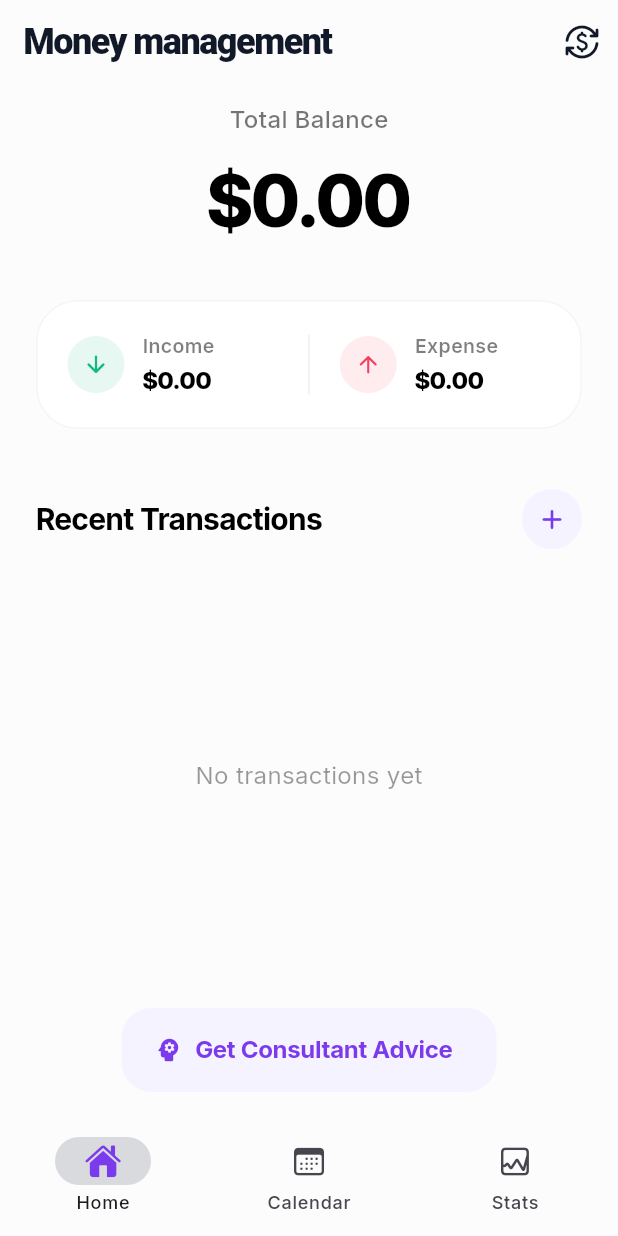
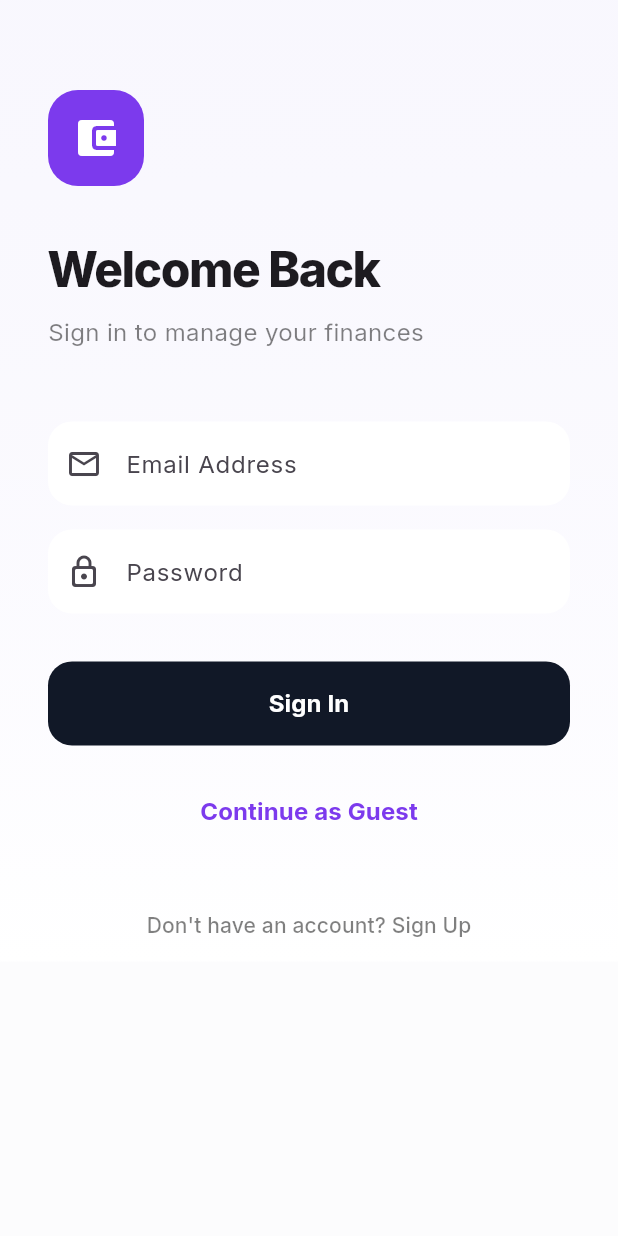
Before and after one commit to ermiyashenok/apps, a Flutter app: the screen it shows after launch, on a phone screen of 412 x 824 dp. Run offline on Flutter 3.47's test engine with Material 3 defaults, Android fonts, the phone set to English and light mode, and no system bars; our stand-ins replace fl_chart, geocoding, geolocator, google_fonts, shared_preferences, table_calendar.

Commit message:
adding accounts and shit

```diff
--- a/account_manager/lib/main.dart
+++ b/account_manager/lib/main.dart
@@ -3,14 +3,17 @@ import 'package:provider/provider.dart';
 import 'package:google_fonts/google_fonts.dart';
 import 'providers/transaction_provider.dart';
 import 'providers/chat_provider.dart';
-import 'screens/main_dashboard.dart';
+import 'providers/auth_provider.dart';
+import 'screens/auth_wrapper.dart';
 
 void main() {
+  WidgetsFlutterBinding.ensureInitialized();
   runApp(
     MultiProvider(
       providers: [
         ChangeNotifierProvider(create: (_) => TransactionProvider()),
         ChangeNotifierProvider(create: (_) => ChatProvider()),
+        ChangeNotifierProvider(create: (_) => AuthProvider()),
       ],
       child: const AccountManagerApp(),
     ),
@@ -27,14 +30,14 @@ class AccountManagerApp extends StatelessWidget {
       theme: ThemeData(
         useMaterial3: true,
         colorScheme: ColorScheme.fromSeed(
-          seedColor: const Color(0xFF7C3AED), // Subtle Purple seed
-          primary: const Color(0xFF111827), // Keep primary dark for premium feel
-          secondary: const Color(0xFF7C3AED), // Main purple accent
-          secondaryContainer: const Color(0xFFF5F3FF), // Very subtle purple for button backgrounds
-          onSecondaryContainer: const Color(0xFF7C3AED), // Purple text/icons on subtle background
+          seedColor: const Color(0xFF7C3AED),
+          primary: const Color(0xFF111827),
+          secondary: const Color(0xFF7C3AED),
+          secondaryContainer: const Color(0xFFF5F3FF),
+          onSecondaryContainer: const Color(0xFF7C3AED),
           surface: Colors.white,
         ),
-        scaffoldBackgroundColor: const Color(0xFFFCFCFD), // Ultra crisp almost-white
+        scaffoldBackgroundColor: const Color(0xFFFCFCFD),
         textTheme: GoogleFonts.interTextTheme(Theme.of(context).textTheme),
         appBarTheme: const AppBarTheme(
           backgroundColor: Colors.transparent,
@@ -56,7 +59,7 @@ class AccountManagerApp extends StatelessWidget {
           ),
         ),
       ),
-      home: const MainDashboard(),
+      home: const AuthWrapper(),
       debugShowCheckedModeBanner: false,
     );
   }
--- /dev/null
+++ b/account_manager/lib/providers/auth_provider.dart
@@ -0,0 +1,100 @@
+import 'dart:convert';
+import 'package:flutter/material.dart';
+import 'package:shared_preferences/shared_preferences.dart';
+
+class AuthProvider with ChangeNotifier {
+  String? _currentUserEmail;
+  String? _displayName;
+  bool _isGuest = false;
+  bool _notificationsEnabled = true;
+
+  String? get userEmail => _currentUserEmail;
+  String? get displayName => _displayName ?? (_currentUserEmail?.split('@')[0] ?? 'User');
+  bool get isGuest => _isGuest;
+  bool get notificationsEnabled => _notificationsEnabled;
+  bool get isAuthenticated => _currentUserEmail != null || _isGuest;
+
+  AuthProvider() {
+    _loadSession();
+  }
+
+  Future<void> _loadSession() async {
+    final prefs = await SharedPreferences.getInstance();
+    _currentUserEmail = prefs.getString('current_user');
+    _displayName = prefs.getString('display_name');
+    _isGuest = prefs.getBool('is_guest') ?? false;
+    _notificationsEnabled = prefs.getBool('notifications_enabled') ?? true;
+    notifyListeners();
+  }
+
+  Future<void> updateDisplayName(String name) async {
+    final prefs = await SharedPreferences.getInstance();
+    _displayName = name;
+    await prefs.setString('display_name', name);
+    notifyListeners();
+  }
+
+  Future<void> toggleNotifications(bool value) async {
+    final prefs = await SharedPreferences.getInstance();
+    _notificationsEnabled = value;
+    await prefs.setBool('notifications_enabled', value);
+    notifyListeners();
+  }
+
+  Future<String?> login(String email, String password) async {
+    final prefs = await SharedPreferences.getInstance();
+    final usersJson = prefs.getString('local_users') ?? '{}';
+    final Map<String, dynamic> users = json.decode(usersJson);
+
+    if (users.containsKey(email)) {
+      if (users[email] == password) {
+        _currentUserEmail = email;
+        _isGuest = false;
+        await prefs.setString('current_user', email);
+        await prefs.setBool('is_guest', false);
+        notifyListeners();
+        return null;
+      }
+      return 'Incorrect password';
+    }
+    return 'Account not found. Please Sign Up first.';
+  }
+
+  Future<String?> register(String email, String password) async {
+    final prefs = await SharedPreferences.getInstance();
+    final usersJson = prefs.getString('local_users') ?? '{}';
+    final Map<String, dynamic> users = json.decode(usersJson);
+
+    if (users.containsKey(email)) return 'An account already exists';
+
+    users[email] = password;
+    await prefs.setString('local_users', json.encode(users));
+
+    _currentUserEmail = email;
+    _isGuest = false;
+    await prefs.setString('current_user', email);
+    await prefs.setBool('is_guest', false);
+    notifyListeners();
+    return null;
+  }
+
+  void continueAsGuest() async {
+    final prefs = await SharedPreferences.getInstance();
+    _isGuest = true;
+    _currentUserEmail = null;
+    await prefs.remove('current_user');
+    await prefs.setBool('is_guest', true);
+    notifyListeners();
+  }
+
+  Future<void> logout() async {
+    final prefs = await SharedPreferences.getInstance();
+    await prefs.remove('current_user');
+    await prefs.remove('is_guest');
+    await prefs.remove('display_name');
+    _currentUserEmail = null;
+    _displayName = null;
+    _isGuest = false;
+    notifyListeners();
+  }
+}
--- /dev/null
+++ b/account_manager/lib/screens/auth_wrapper.dart
@@ -0,0 +1,20 @@
+import 'package:flutter/material.dart';
+import 'package:provider/provider.dart';
+import '../providers/auth_provider.dart';
+import 'login_screen.dart';
+import 'main_dashboard.dart';
+
+class AuthWrapper extends StatelessWidget {
+  const AuthWrapper({super.key});
+
+  @override
+  Widget build(BuildContext context) {
+    final authProvider = Provider.of<AuthProvider>(context);
+
+    if (authProvider.isAuthenticated) {
+      return const MainDashboard();
+    } else {
+      return const LoginScreen();
+    }
+  }
+}
--- /dev/null
+++ b/account_manager/lib/screens/login_screen.dart
@@ -0,0 +1,194 @@
+import 'package:flutter/material.dart';
+import 'package:provider/provider.dart';
+import '../providers/auth_provider.dart';
+
+class LoginScreen extends StatefulWidget {
+  const LoginScreen({super.key});
+
+  @override
+  State<LoginScreen> createState() => _LoginScreenState();
+}
+
+class _LoginScreenState extends State<LoginScreen> {
+  final _emailController = TextEditingController();
+  final _passwordController = TextEditingController();
+  bool _isLogin = true;
+  bool _isLoading = false;
+
+  void _submit() async {
+    final email = _emailController.text.trim();
+    final password = _passwordController.text.trim();
+
+    if (email.isEmpty || password.isEmpty) {
+      ScaffoldMessenger.of(context).showSnackBar(
+        const SnackBar(content: Text('Please fill in all fields')),
+      );
+      return;
+    }
+
+    setState(() => _isLoading = true);
+    final auth = Provider.of<AuthProvider>(context, listen: false);
+
+    String? error;
+    if (_isLogin) {
+      error = await auth.login(email, password);
+    } else {
+      error = await auth.register(email, password);
+    }
+
+    if (mounted) {
+      setState(() => _isLoading = false);
+      if (error != null) {
+        ScaffoldMessenger.of(context).showSnackBar(
+          SnackBar(content: Text(error), backgroundColor: Colors.redAccent),
+        );
+      }
+    }
+  }
+
+  @override
+  Widget build(BuildContext context) {
+    final theme = Theme.of(context);
+
+    return Scaffold(
+      body: Container(
+        width: double.infinity,
+        decoration: BoxDecoration(
+          gradient: LinearGradient(
+            begin: Alignment.topCenter,
+            end: Alignment.bottomCenter,
+            colors: [
+              theme.colorScheme.secondaryContainer.withOpacity(0.5),
+              Colors.white,
+            ],
+          ),
+        ),
+        child: SafeArea(
+          child: SingleChildScrollView(
+            padding: const EdgeInsets.symmetric(horizontal: 32.0),
+            child: Column(
+              crossAxisAlignment: CrossAxisAlignment.start,
+              children: [
+                const SizedBox(height: 60),
+                // Logo or Icon
+                Container(
+                  width: 64,
+                  height: 64,
+                  decoration: BoxDecoration(
+                    color: theme.colorScheme.secondary,
+                    borderRadius: BorderRadius.circular(20),
+                  ),
+                  child: const Icon(Icons.account_balance_wallet_rounded, color: Colors.white, size: 32),
+                ),
+                const SizedBox(height: 32),
+                Text(
+                  _isLogin ? 'Welcome Back' : 'Create Account',
+                  style: const TextStyle(
+                    fontSize: 32,
+                    fontWeight: FontWeight.w800,
+                    letterSpacing: -1.0,
+                  ),
+                ),
+                const SizedBox(height: 8),
+                Text(
+                  _isLogin
+                      ? 'Sign in to manage your finances'
+                      : 'Start your financial journey today',
+                  style: TextStyle(
+                    fontSize: 16,
+                    color: Colors.black.withOpacity(0.5),
+                  ),
+                ),
+                const SizedBox(height: 48),
+
+                // Fields
+                TextField(
+                  controller: _emailController,
+                  decoration: InputDecoration(
+                    labelText: 'Email Address',
+                    filled: true,
+                    fillColor: Colors.white,
+                    border: OutlineInputBorder(
+                      borderRadius: BorderRadius.circular(16),
+                      borderSide: BorderSide.none,
+                    ),
+                    prefixIcon: const Icon(Icons.email_outlined),
+                  ),
+                ),
+                const SizedBox(height: 16),
+                TextField(
+                  controller: _passwordController,
+                  obscureText: true,
+                  decoration: InputDecoration(
+                    labelText: 'Password',
+                    filled: true,
+                    fillColor: Colors.white,
+                    border: OutlineInputBorder(
+                      borderRadius: BorderRadius.circular(16),
+                      borderSide: BorderSide.none,
+                    ),
+                    prefixIcon: const Icon(Icons.lock_outline_rounded),
+                  ),
+                ),
+                const SizedBox(height: 32),
+
+                // Submit Button
+                SizedBox(
+                  width: double.infinity,
+                  height: 56,
+                  child: ElevatedButton(
+                    onPressed: _isLoading ? null : _submit,
+                    style: ElevatedButton.styleFrom(
+                      backgroundColor: theme.colorScheme.primary,
+                      foregroundColor: Colors.white,
+                      shape: RoundedRectangleBorder(
+                        borderRadius: BorderRadius.circular(16),
+                      ),
+                      elevation: 0,
+                    ),
+                    child: _isLoading
+                        ? const CircularProgressIndicator(color: Colors.white)
+                        : Text(_isLogin ? 'Sign In' : 'Sign Up', style: const TextStyle(fontSize: 16, fontWeight: FontWeight.bold)),
+                  ),
+                ),
+                const SizedBox(height: 16),
+
+                // Guest Button
+                SizedBox(
+                  width: double.infinity,
+                  height: 56,
+                  child: TextButton(
+                    onPressed: () {
+                      Provider.of<AuthProvider>(context, listen: false).continueAsGuest();
+                    },
+                    child: Text(
+                      'Continue as Guest',
+                      style: TextStyle(
+                        color: theme.colorScheme.secondary,
+                        fontWeight: FontWeight.bold,
+                        fontSize: 16,
+                      ),
+                    ),
+                  ),
+                ),
+
+                const SizedBox(height: 24),
+                Center(
+                  child: TextButton(
+                    onPressed: () => setState(() => _isLogin = !_isLogin),
+                    child: Text(
+                      _isLogin
+                          ? "Don't have an account? Sign Up"
+                          : "Already have an account? Sign In",
+                      style: TextStyle(color: Colors.black.withOpacity(0.5)),
+                    ),
+                  ),
+                ),
+              ],
+            ),
+          ),
+        ),
+      ),
+    );
+  }
+}
--- a/account_manager/pubspec.yaml
+++ b/account_manager/pubspec.yaml
@@ -45,6 +45,9 @@ dependencies:
   http: ^1.2.2
   hive: ^2.2.3
   hive_flutter: ^1.1.0
+  firebase_core: ^4.7.0
+  firebase_auth: ^6.4.0
+  cloud_firestore: ^6.3.0
 
 
 
```
Also changed, not shown: account_manager/lib/screens/home_screen.dart (+8 -0 lines), account_manager/lib/screens/profile_screen.dart (added, +128 -0 lines), account_manager/pubspec.lock, 5 other files.
